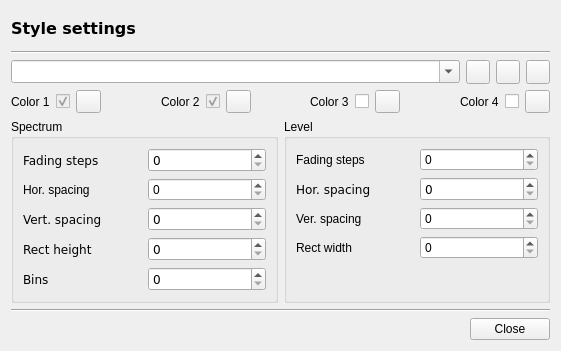
The window that branches/sayonara-721/src/GUI/engine/GUI_Style.ui (shahid334/sayonara-player) describes before a commit, drawn with Qt 5.
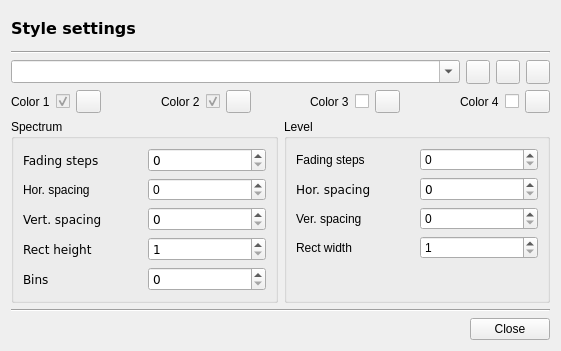
The same window after the commit.

Diff of the .ui file:
```diff
--- a/branches/sayonara-721/src/GUI/engine/GUI_Style.ui
+++ b/branches/sayonara-721/src/GUI/engine/GUI_Style.ui
@@ -143,6 +143,9 @@
             <family>DejaVu Sans</family>
            </font>
           </property>
+          <property name="minimum">
+           <number>1</number>
+          </property>
          </widget>
         </item>
         <item row="6" column="0">
@@ -212,7 +215,11 @@
          </widget>
         </item>
         <item row="8" column="1">
-         <widget class="QSpinBox" name="sb_rect_width_lv"/>
+         <widget class="QSpinBox" name="sb_rect_width_lv">
+          <property name="minimum">
+           <number>1</number>
+          </property>
+         </widget>
         </item>
         <item row="4" column="1">
          <widget class="QSpinBox" name="sb_v_spacing_lv"/>
```
Left out of the diff: 6 changed lines with no effect on the pictures.
